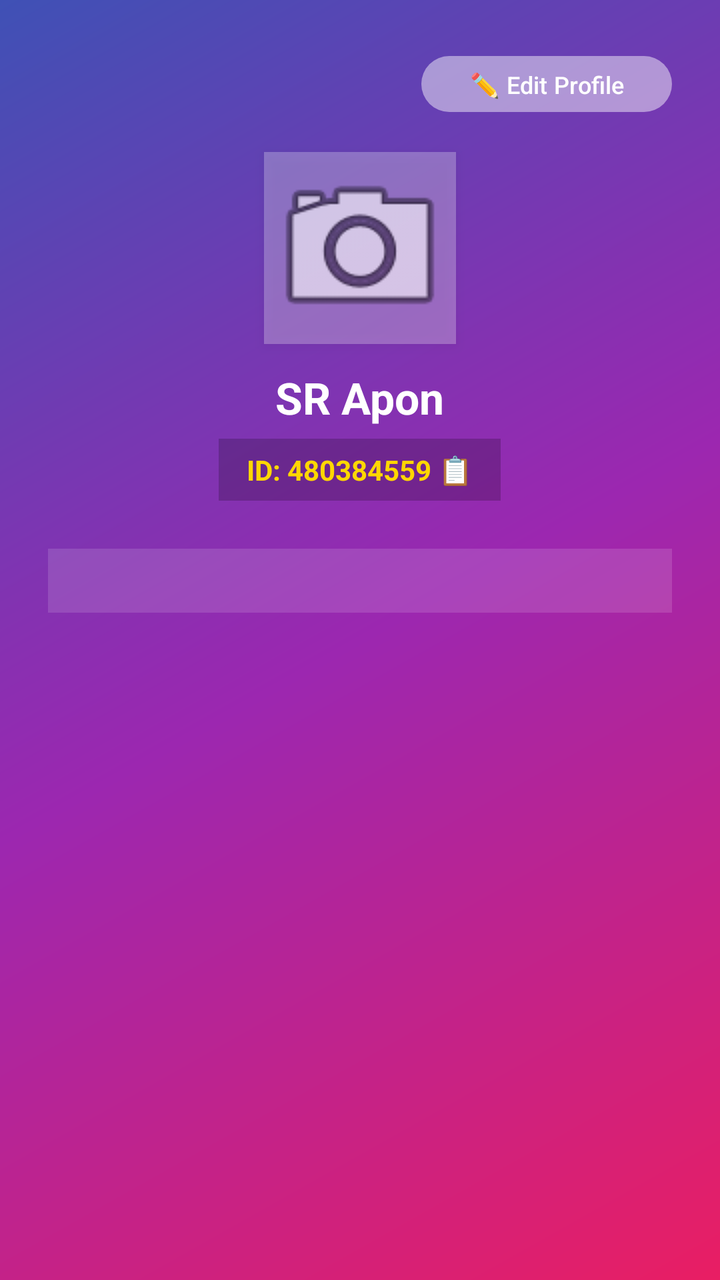
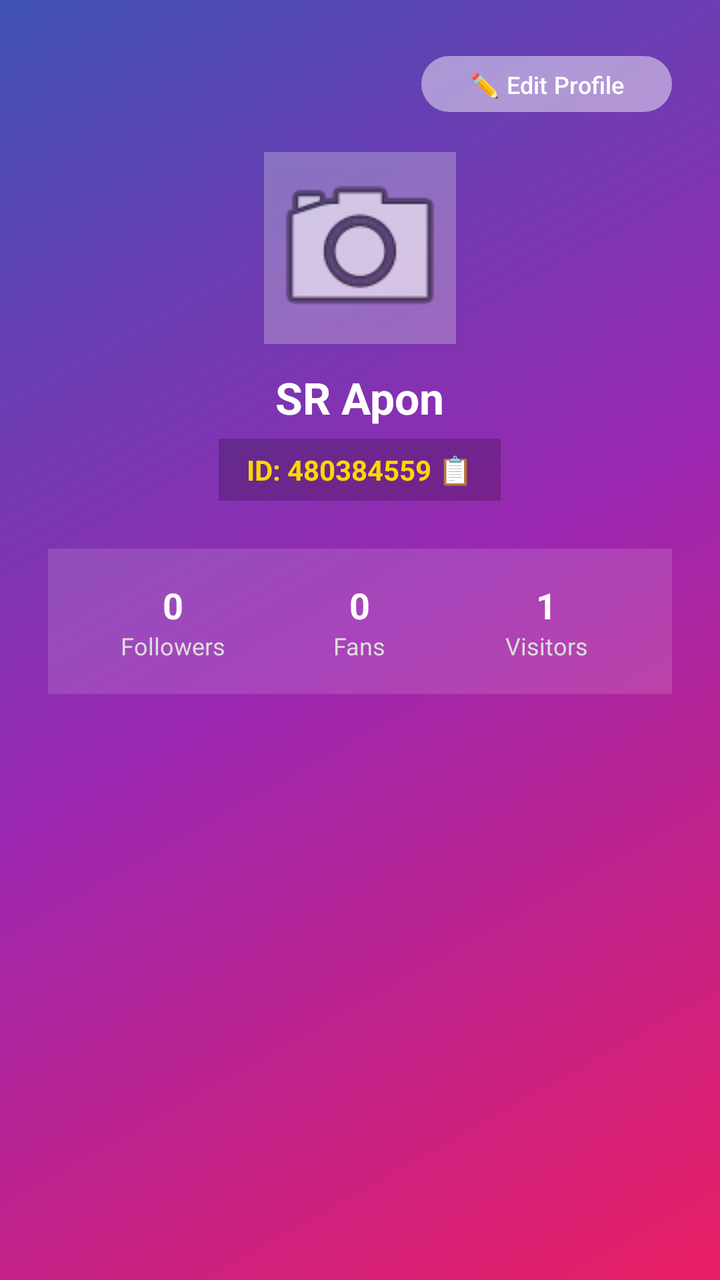

An Android layout rendered at two revisions. The XML below is the earlier revision; the diff shows what the commit changed to produce the second picture.
<!-- AndroidManifest.xml: activity theme Theme.SRVoiceChat -->
<!-- res/layout/activity_me.xml -->
<?xml version="1.0" encoding="utf-8"?>
<ScrollView xmlns:android="http://schemas.android.com/apk/res/android"
    android:layout_width="match_parent"
    android:layout_height="match_parent"
    android:background="@drawable/bg_profile_gradient"
    android:fillViewport="true">

    <LinearLayout
        android:layout_width="match_parent"
        android:layout_height="wrap_content"
        android:orientation="vertical"
        android:padding="24dp"
        android:gravity="center_horizontal">

        
        <LinearLayout
            android:layout_width="match_parent"
            android:layout_height="wrap_content"
            android:orientation="horizontal"
            android:gravity="end"
            android:layout_marginBottom="16dp">

            <Button
                android:id="@+id/btnEditProfile"
                android:layout_width="wrap_content"
                android:layout_height="36dp"
                android:text="✏️ Edit Profile"
                android:textSize="12sp"
                android:textColor="#FFFFFF"
                android:backgroundTint="#44FFFFFF"
                android:elevation="2dp"/>
        </LinearLayout>

        
        <ImageView
            android:id="@+id/imgProfileMe"
            android:layout_width="96dp"
            android:layout_height="96dp"
            android:src="@android:drawable/ic_menu_camera"
            android:background="#44FFFFFF"
            android:scaleType="centerCrop"
            android:layout_marginBottom="12dp"
            android:elevation="4dp"/>

        
        <TextView
            android:id="@+id/textUserNameMe"
            android:layout_width="wrap_content"
            android:layout_height="wrap_content"
            android:text="SR Apon"
            android:textColor="#FFFFFF"
            android:textSize="22sp"
            android:textStyle="bold"
            android:layout_marginBottom="6dp"/>

        
        <LinearLayout
            android:layout_width="wrap_content"
            android:layout_height="wrap_content"
            android:orientation="horizontal"
            android:gravity="center_vertical"
            android:background="#33000000"
            android:paddingHorizontal="14dp"
            android:paddingVertical="6dp"
            android:layout_marginBottom="24dp">

            <TextView
                android:id="@+id/textPermanentIdMe"
                android:layout_width="wrap_content"
                android:layout_height="wrap_content"
                android:text="ID: 480384559"
                android:textColor="#FFD700"
                android:textSize="14sp"
                android:textStyle="bold"/>

            <TextView
                android:id="@+id/btnCopyId"
                android:layout_width="wrap_content"
                android:layout_height="wrap_content"
                android:text=" 📋"
                android:textSize="14sp"
                android:clickable="true"
                android:focusable="true"/>
        </LinearLayout>

        
        <LinearLayout
            android:layout_width="match_parent"
            android:layout_height="wrap_content"
            android:orientation="horizontal"
            android:weightSum="3"
            android:background="#22FFFFFF"
            android:padding="16dp"
            android:gravity="center">

            <LinearLayout
                android:layout_width="0dp"
                android:layout_height="wrap_content"
                android:layout_weight="1"
                android:orientation="vertical"
                android:gravity="center">
                <TextView android:text="0" android:textColor="#FFFFFF" android:textSize="18sp" android:textStyle="bold"/>
                <TextView android:text="Followers" android:textColor="#DDDDDD" android:textSize="12sp"/>
            </LinearLayout>

            <LinearLayout
                android:layout_width="0dp"
                android:layout_height="wrap_content"
                android:layout_weight="1"
                android:orientation="vertical"
                android:gravity="center">
                <TextView android:text="0" android:textColor="#FFFFFF" android:textSize="18sp" android:textStyle="bold"/>
                <TextView android:text="Fans" android:textColor="#DDDDDD" android:textSize="12sp"/>
            </LinearLayout>

            <LinearLayout
                android:layout_width="0dp"
                android:layout_height="wrap_content"
                android:layout_weight="1"
                android:orientation="vertical"
                android:gravity="center">
                <TextView android:text="1" android:textColor="#FFFFFF" android:textSize="18sp" android:textStyle="bold"/>
                <TextView android:text="Visitors" android:textColor="#DDDDDD" android:textSize="12sp"/>
            </LinearLayout>
        </LinearLayout>

    </LinearLayout>
</ScrollView>
<!-- resources referenced by this layout -->
<resources>
  <!-- drawable bg_profile_gradient (drawable) -->
  <?xml version="1.0" encoding="utf-8"?>
  <shape xmlns:android="http://schemas.android.com/apk/res/android"
      android:shape="rectangle">
      <gradient
          android:angle="135"
          android:startColor="#E91E63"
          android:centerColor="#9C27B0"
          android:endColor="#3F51B5"
          android:type="linear" />
  </shape>
  <style name="Theme.SRVoiceChat" parent="Theme.Material3.DayNight.NoActionBar">
          <item name="colorPrimary">#FF4081</item>
          <item name="android:statusBarColor">#FF4081</item>
          <item name="android:windowLightStatusBar">true</item>
      </style>
</resources>

<!-- the commit's change to res/layout/activity_me.xml (unified diff, before → after) -->
@@ -99,8 +99,19 @@
                 android:layout_weight="1"
                 android:orientation="vertical"
                 android:gravity="center">
-                <TextView android:text="0" android:textColor="#FFFFFF" android:textSize="18sp" android:textStyle="bold"/>
-                <TextView android:text="Followers" android:textColor="#DDDDDD" android:textSize="12sp"/>
+                <TextView 
+                    android:layout_width="wrap_content"
+                    android:layout_height="wrap_content"
+                    android:text="0" 
+                    android:textColor="#FFFFFF" 
+                    android:textSize="18sp" 
+                    android:textStyle="bold"/>
+                <TextView 
+                    android:layout_width="wrap_content"
+                    android:layout_height="wrap_content"
+                    android:text="Followers" 
+                    android:textColor="#DDDDDD" 
+                    android:textSize="12sp"/>
             </LinearLayout>
 
             <LinearLayout
@@ -109,8 +120,19 @@
                 android:layout_weight="1"
                 android:orientation="vertical"
                 android:gravity="center">
-                <TextView android:text="0" android:textColor="#FFFFFF" android:textSize="18sp" android:textStyle="bold"/>
-                <TextView android:text="Fans" android:textColor="#DDDDDD" android:textSize="12sp"/>
+                <TextView 
+                    android:layout_width="wrap_content"
+                    android:layout_height="wrap_content"
+                    android:text="0" 
+                    android:textColor="#FFFFFF" 
+                    android:textSize="18sp" 
+                    android:textStyle="bold"/>
+                <TextView 
+                    android:layout_width="wrap_content"
+                    android:layout_height="wrap_content"
+                    android:text="Fans" 
+                    android:textColor="#DDDDDD" 
+                    android:textSize="12sp"/>
             </LinearLayout>
 
             <LinearLayout
@@ -119,8 +141,19 @@
                 android:layout_weight="1"
                 android:orientation="vertical"
                 android:gravity="center">
-                <TextView android:text="1" android:textColor="#FFFFFF" android:textSize="18sp" android:textStyle="bold"/>
-                <TextView android:text="Visitors" android:textColor="#DDDDDD" android:textSize="12sp"/>
+                <TextView 
+                    android:layout_width="wrap_content"
+                    android:layout_height="wrap_content"
+                    android:text="1" 
+                    android:textColor="#FFFFFF" 
+                    android:textSize="18sp" 
+                    android:textStyle="bold"/>
+                <TextView 
+                    android:layout_width="wrap_content"
+                    android:layout_height="wrap_content"
+                    android:text="Visitors" 
+                    android:textColor="#DDDDDD" 
+                    android:textSize="12sp"/>
             </LinearLayout>
         </LinearLayout>
 
